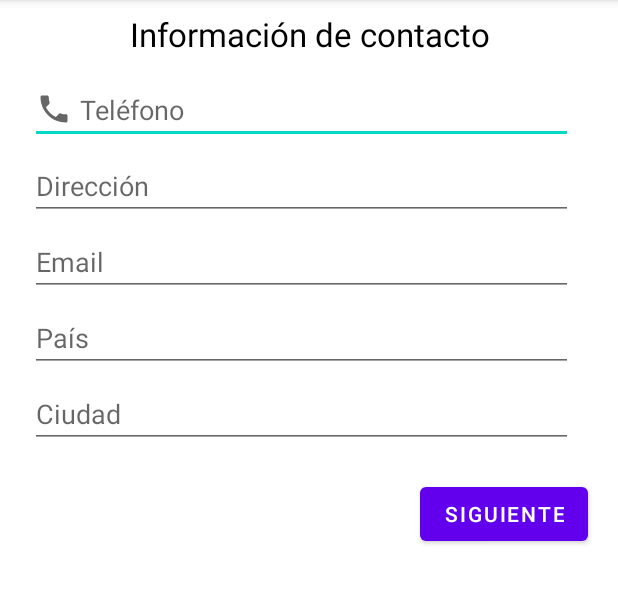
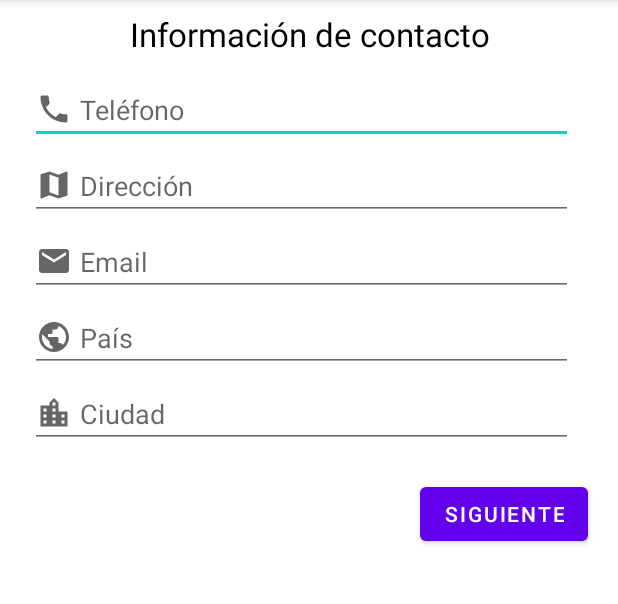
Before and after one commit to JoanSebastianGomez/LabsCM20211-Gr02, an Android app: the ContactDataActivity screen opened directly, with no data from a screen before it, on a phone screen of 412 x 824 dp, the part 84-688 px from its top. Run offline under Robolectric (Android 15) with nearby library versions, the phone set to English and light mode, and no system bars.

Commit message:
update icons

```diff
--- /dev/null
+++ b/Lab1-UI/src/main/res/drawable/ic_city.xml
@@ -0,0 +1,10 @@
+<vector xmlns:android="http://schemas.android.com/apk/res/android"
+    android:width="24dp"
+    android:height="24dp"
+    android:viewportWidth="24"
+    android:viewportHeight="24"
+    android:tint="?attr/colorControlNormal">
+  <path
+      android:fillColor="@android:color/white"
+      android:pathData="M15,11L15,5l-3,-3 -3,3v2L3,7v14h18L21,11h-6zM7,19L5,19v-2h2v2zM7,15L5,15v-2h2v2zM7,11L5,11L5,9h2v2zM13,19h-2v-2h2v2zM13,15h-2v-2h2v2zM13,11h-2L11,9h2v2zM13,7h-2L11,5h2v2zM19,19h-2v-2h2v2zM19,15h-2v-2h2v2z"/>
+</vector>
--- /dev/null
+++ b/Lab1-UI/src/main/res/drawable/ic_mail.xml
@@ -0,0 +1,10 @@
+<vector xmlns:android="http://schemas.android.com/apk/res/android"
+    android:width="24dp"
+    android:height="24dp"
+    android:viewportWidth="24"
+    android:viewportHeight="24"
+    android:tint="?attr/colorControlNormal">
+  <path
+      android:fillColor="@android:color/white"
+      android:pathData="M20,4L4,4c-1.1,0 -1.99,0.9 -1.99,2L2,18c0,1.1 0.9,2 2,2h16c1.1,0 2,-0.9 2,-2L22,6c0,-1.1 -0.9,-2 -2,-2zM20,8l-8,5 -8,-5L4,6l8,5 8,-5v2z"/>
+</vector>
--- /dev/null
+++ b/Lab1-UI/src/main/res/drawable/ic_map.xml
@@ -0,0 +1,10 @@
+<vector xmlns:android="http://schemas.android.com/apk/res/android"
+    android:width="24dp"
+    android:height="24dp"
+    android:viewportWidth="24"
+    android:viewportHeight="24"
+    android:tint="?attr/colorControlNormal">
+  <path
+      android:fillColor="@android:color/white"
+      android:pathData="M20.5,3l-0.16,0.03L15,5.1 9,3 3.36,4.9c-0.21,0.07 -0.36,0.25 -0.36,0.48V20.5c0,0.28 0.22,0.5 0.5,0.5l0.16,-0.03L9,18.9l6,2.1 5.64,-1.9c0.21,-0.07 0.36,-0.25 0.36,-0.48V3.5c0,-0.28 -0.22,-0.5 -0.5,-0.5zM15,19l-6,-2.11V5l6,2.11V19z"/>
+</vector>
--- /dev/null
+++ b/Lab1-UI/src/main/res/drawable/ic_planet.xml
@@ -0,0 +1,10 @@
+<vector xmlns:android="http://schemas.android.com/apk/res/android"
+    android:width="24dp"
+    android:height="24dp"
+    android:viewportWidth="24"
+    android:viewportHeight="24"
+    android:tint="?attr/colorControlNormal">
+  <path
+      android:fillColor="@android:color/white"
+      android:pathData="M12,2C6.48,2 2,6.48 2,12s4.48,10 10,10 10,-4.48 10,-10S17.52,2 12,2zM11,19.93c-3.95,-0.49 -7,-3.85 -7,-7.93 0,-0.62 0.08,-1.21 0.21,-1.79L9,15v1c0,1.1 0.9,2 2,2v1.93zM17.9,17.39c-0.26,-0.81 -1,-1.39 -1.9,-1.39h-1v-3c0,-0.55 -0.45,-1 -1,-1L8,12v-2h2c0.55,0 1,-0.45 1,-1L11,7h2c1.1,0 2,-0.9 2,-2v-0.41c2.93,1.19 5,4.06 5,7.41 0,2.08 -0.8,3.97 -2.1,5.39z"/>
+</vector>
--- a/Lab1-UI/src/main/res/layout/activity_contact_data.xml
+++ b/Lab1-UI/src/main/res/layout/activity_contact_data.xml
@@ -29,6 +29,10 @@
     <EditText
         android:id="@+id/etAddress"
         style="@style/etContactInfo"
+        android:drawableStart="@drawable/ic_map"
+        android:drawableLeft="@drawable/ic_map"
+        android:drawablePadding="5dp"
+
         android:layout_width="match_parent"
         android:layout_height="wrap_content"
         android:hint="@string/address" />
@@ -38,21 +42,31 @@
         style="@style/etContactInfo"
         android:layout_width="match_parent"
         android:layout_height="wrap_content"
-        android:hint="@string/email" />
+        android:hint="@string/email"
+        android:drawableStart="@drawable/ic_mail"
+        android:drawableLeft="@drawable/ic_mail"
+        android:drawablePadding="5dp"
+        />
 
     <EditText
         android:id="@+id/etCountry"
         style="@style/etContactInfo"
         android:layout_width="match_parent"
         android:layout_height="wrap_content"
-        android:hint="@string/country" />
+        android:hint="@string/country"
+        android:drawableStart="@drawable/ic_planet"
+        android:drawableLeft="@drawable/ic_planet"
+        android:drawablePadding="5dp"/>
 
     <EditText
         android:id="@+id/etCity"
         style="@style/etContactInfo"
         android:layout_width="match_parent"
         android:layout_height="wrap_content"
-        android:hint="@string/city" />
+        android:hint="@string/city"
+        android:drawableStart="@drawable/ic_city"
+        android:drawableLeft="@drawable/ic_city"
+        android:drawablePadding="5dp"/>
 
     <Button
         android:id="@+id/btnNext"
```
Also changed, not shown: Lab1-UI/src/main/res/drawable/ic_date.xml (added, +10 -0 lines), Lab1-UI/src/main/res/drawable/ic_edu.xml (added, +10 -0 lines), Lab1-UI/src/main/res/drawable/ic_person.xml (added, +10 -0 lines), Lab1-UI/src/main/res/drawable/ic_sex.xml (added, +10 -0 lines), Lab1-UI/src/main/res/layout/personal_data_activity.xml (+19 -5 lines).
